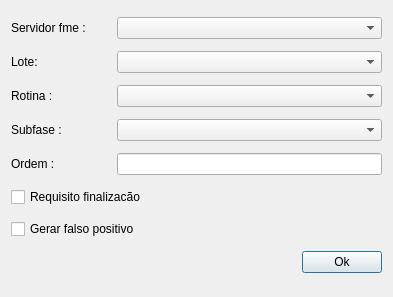
This is uis/addFmeProfileForm.ui in dsgoficial/SAP_Gerente as Qt 5 draws it before an edit. The edited form follows.
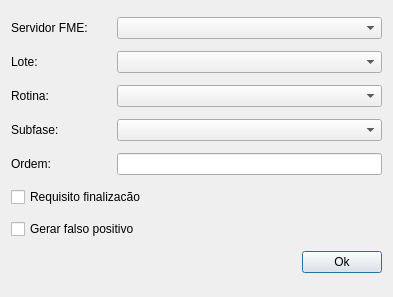
This is the edited form.

What changed in the file:
```diff
--- a/uis/addFmeProfileForm.ui
+++ b/uis/addFmeProfileForm.ui
@@ -57,7 +57,7 @@
         </size>
        </property>
        <property name="text">
-        <string>Servidor fme :</string>
+        <string>Servidor FME:</string>
        </property>
       </widget>
      </item>
@@ -89,7 +89,7 @@
         </size>
        </property>
        <property name="text">
-        <string>Subfase :</string>
+        <string>Subfase:</string>
        </property>
       </widget>
      </item>
@@ -141,7 +141,7 @@
         </size>
        </property>
        <property name="text">
-        <string>Ordem :</string>
+        <string>Ordem:</string>
        </property>
       </widget>
      </item>
@@ -180,7 +180,7 @@
         </size>
        </property>
        <property name="text">
-        <string>Rotina :</string>
+        <string>Rotina:</string>
        </property>
       </widget>
      </item>
```
